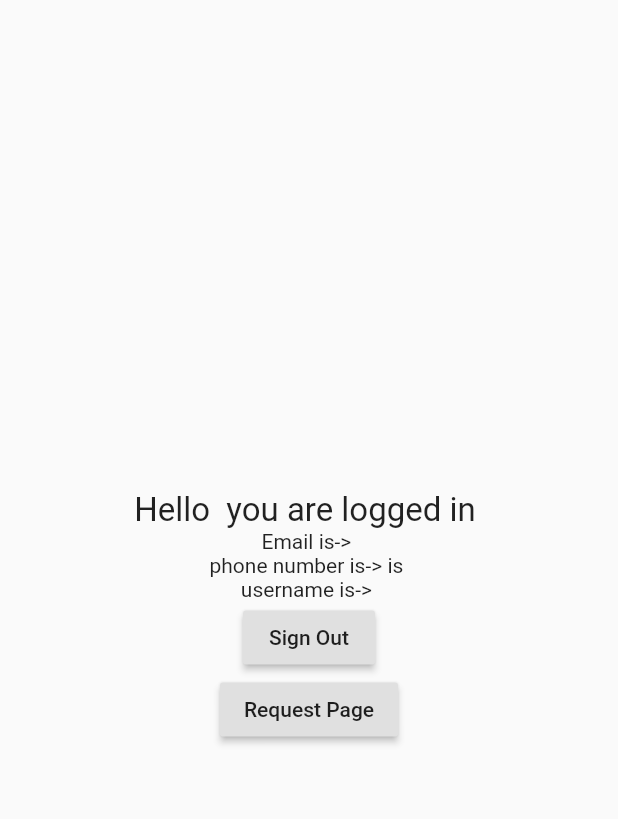
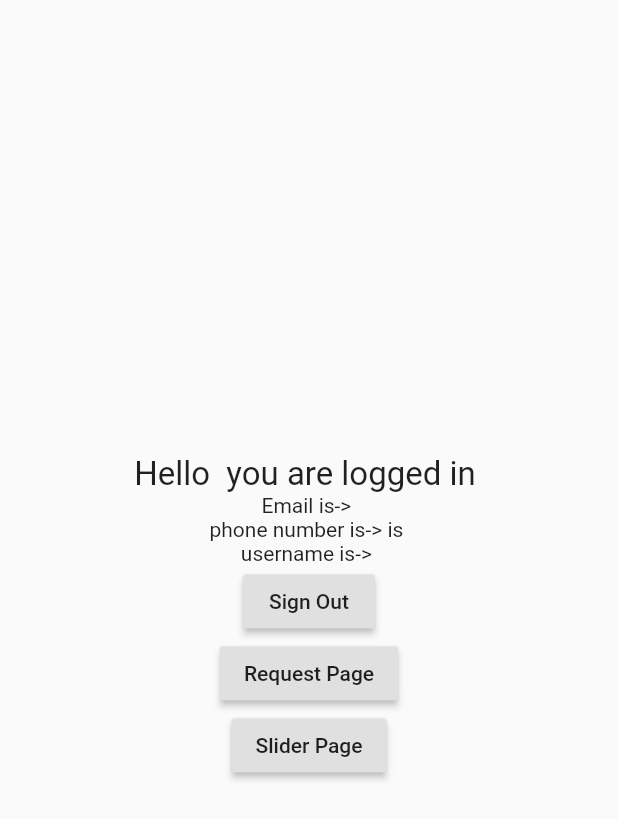
Before and after one commit to Jagmohanrai/Task-hybrid-App, a Flutter app: the HomePage screen opened directly, on a phone screen of 412 x 824 dp. Shown: the top 819 px of the screen. Run offline on Flutter 3.47's test engine with Material 2 defaults, Android fonts, the phone set to English and light mode, and no system bars; our stand-ins replace cloud_firestore, firebase_auth, firebase_core, syncfusion_flutter_sliders; accounts and stored records are empty.

Commit message:
added button

```diff
--- a/lib/UI/homePage.dart
+++ b/lib/UI/homePage.dart
@@ -2,6 +2,7 @@ import 'package:flutter/material.dart';
 import 'package:firebase_auth/firebase_auth.dart';
 import 'package:task/Services/auth_services.dart';
 import 'package:task/UI/login_page.dart';
+import 'package:task/UI/slider_page.dart';
 import 'package:task/UI/submit_page.dart';
 
 class HomePage extends StatefulWidget {
@@ -68,6 +69,18 @@ class _HomePageState extends State<HomePage> {
                       );
                     },
                     child: Text("Request Page"),
+                  ),
+                  // ignore: deprecated_member_use
+                  RaisedButton(
+                    onPressed: () {
+                      Navigator.push(
+                        context,
+                        MaterialPageRoute(
+                          builder: (context) => SliderPage(),
+                        ),
+                      );
+                    },
+                    child: Text("Slider Page"),
                   )
                 ],
               ),
```
Also changed, not shown: lib/UI/login_page.dart (+1 -6 lines).
